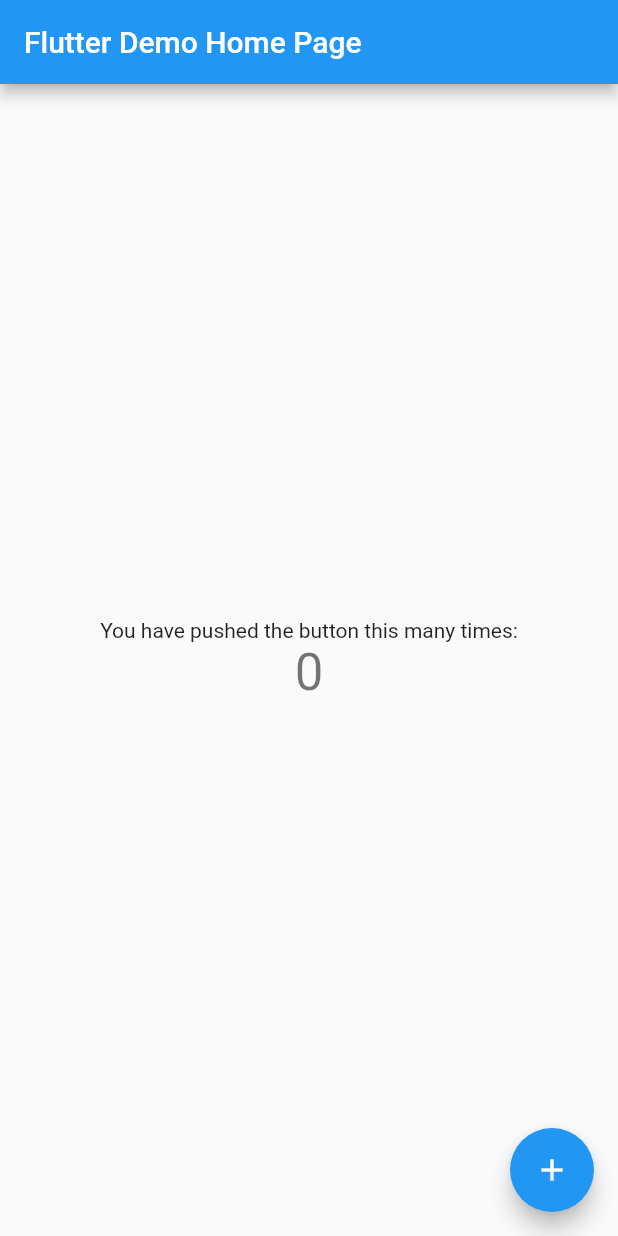
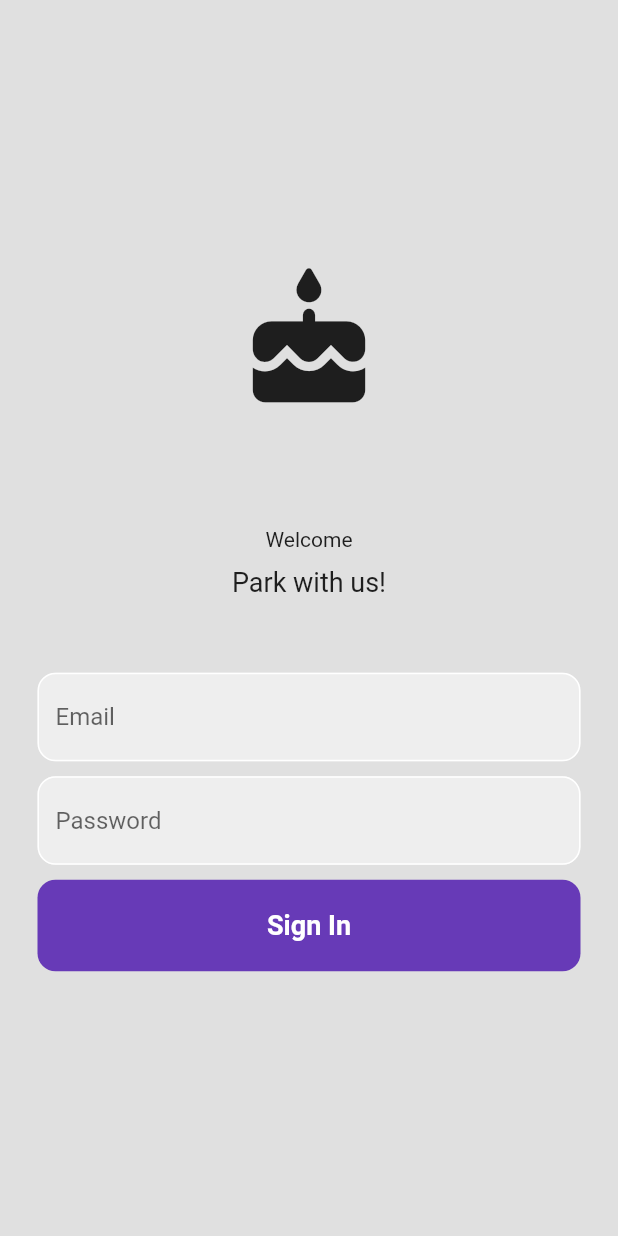
Before and after one commit to coutooo/ParkBuddy, a Flutter app: the screen it shows after launch, on a phone screen of 412 x 824 dp. Run offline on Flutter 3.47's test engine with Material 2 defaults, Android fonts, the phone set to English and light mode, and no system bars; our stand-ins replace firebase_core, google_fonts; accounts and stored records are empty.

Commit message:
start log in

```diff
--- a/parkbuddy/lib/Screens/Welcome/login_page.dart
+++ b/parkbuddy/lib/Screens/Welcome/login_page.dart
@@ -0,0 +1,128 @@
+import 'package:flutter/material.dart';
+import 'package:google_fonts/google_fonts.dart';
+
+class LoginPage extends StatefulWidget {
+  const LoginPage({Key? key}) : super(key: key);
+
+  @override
+  State<LoginPage> createState() => _LoginPageState();
+}
+
+class _LoginPageState extends State<LoginPage> {
+  // text controllers
+  final _emailController = TextEditingController();
+  final _passwordController = TextEditingController();
+
+  @override
+  Widget build(BuildContext context) {
+    return Scaffold(
+      backgroundColor: Colors.grey[300],
+      body: SafeArea(
+        child: Center(
+          child: Column(
+            mainAxisAlignment: MainAxisAlignment.center,
+            children: [
+              //logo
+              Icon(
+                //trocar pelo logo
+                Icons.cake_rounded,
+                size: 100,
+              ),
+              SizedBox(
+                height: 75,
+              ),
+
+              // text
+              Text(
+                "Welcome",
+                //style: GoogleFonts.bebasNeue(
+                //  fontSize: 52,
+                //),
+              ),
+              SizedBox(
+                height: 10,
+              ),
+              Text(
+                "Park with us!",
+                style: TextStyle(
+                  fontSize: 18,
+                ),
+              ),
+              SizedBox(
+                height: 50,
+              ),
+
+              //email textfield
+              Padding(
+                padding: EdgeInsets.symmetric(horizontal: 25.0),
+                child: TextField(
+                  controller: _emailController,
+                  decoration: InputDecoration(
+                    enabledBorder: OutlineInputBorder(
+                      borderSide: BorderSide(color: Colors.white),
+                      borderRadius: BorderRadius.circular(12),
+                    ),
+                    focusedBorder: OutlineInputBorder(
+                      borderSide: BorderSide(color: Colors.deepPurple),
+                      borderRadius: BorderRadius.circular(12),
+                    ),
+                    hintText: 'Email',
+                    fillColor: Colors.grey[200],
+                    filled: true,
+                  ),
+                ),
+              ),
+              SizedBox(
+                height: 10,
+              ),
+
+              //password textfield
+              Padding(
+                padding: EdgeInsets.symmetric(horizontal: 25.0),
+                child: TextField(
+                  controller: _passwordController,
+                  decoration: InputDecoration(
+                    enabledBorder: OutlineInputBorder(
+                      borderSide: BorderSide(color: Colors.white),
+                      borderRadius: BorderRadius.circular(12),
+                    ),
+                    hintText: 'Password',
+                    fillColor: Colors.grey[200],
+                    filled: true,
+                  ),
+                ),
+              ),
+              SizedBox(
+                height: 10,
+              ),
+
+              // sign in button
+              Padding(
+                padding: EdgeInsets.symmetric(horizontal: 25.0),
+                child: Container(
+                  padding: EdgeInsets.all(20),
+                  decoration: BoxDecoration(
+                    color: Colors.deepPurple,
+                    borderRadius: BorderRadius.circular(12),
+                  ),
+                  child: Center(
+                    child: Text(
+                      'Sign In',
+                      style: TextStyle(
+                        color: Colors.white,
+                        fontWeight: FontWeight.bold,
+                        fontSize: 18,
+
+                        // tou aquiiii https://youtu.be/TkuO8OLgvkk
+                      ),
+                    ),
+                  ),
+                ),
+              )
+            ],
+          ),
+        ),
+      ),
+    );
+  }
+}
--- a/parkbuddy/lib/main.dart
+++ b/parkbuddy/lib/main.dart
@@ -1,6 +1,11 @@
 import 'package:flutter/material.dart';
+import 'package:firebase_core/firebase_core.dart';
+import 'package:parkbuddy/Screens/Welcome/login_page.dart';
 
-void main() {
+void main() async {
+  WidgetsFlutterBinding.ensureInitialized();
+  //await Firebase.initializeApp();
+
   runApp(const MyApp());
 }
 
@@ -16,7 +21,7 @@
       theme: ThemeData(
         primarySwatch: Colors.blue,
       ),
-      home: const MyHomePage(title: 'Flutter Demo Home Page'),
+      home: LoginPage(),
     );
   }
 }
--- a/parkbuddy/pubspec.yaml
+++ b/parkbuddy/pubspec.yaml
@@ -34,6 +34,8 @@
   # The following adds the Cupertino Icons font to your application.
   # Use with the CupertinoIcons class for iOS style icons.
   cupertino_icons: ^1.0.2
+  firebase_auth: ^3.3.14
+  google_fonts: ^2.1.1
 
 dev_dependencies:
   flutter_test:
```
Also changed, not shown: parkbuddy/pubspec.lock.
